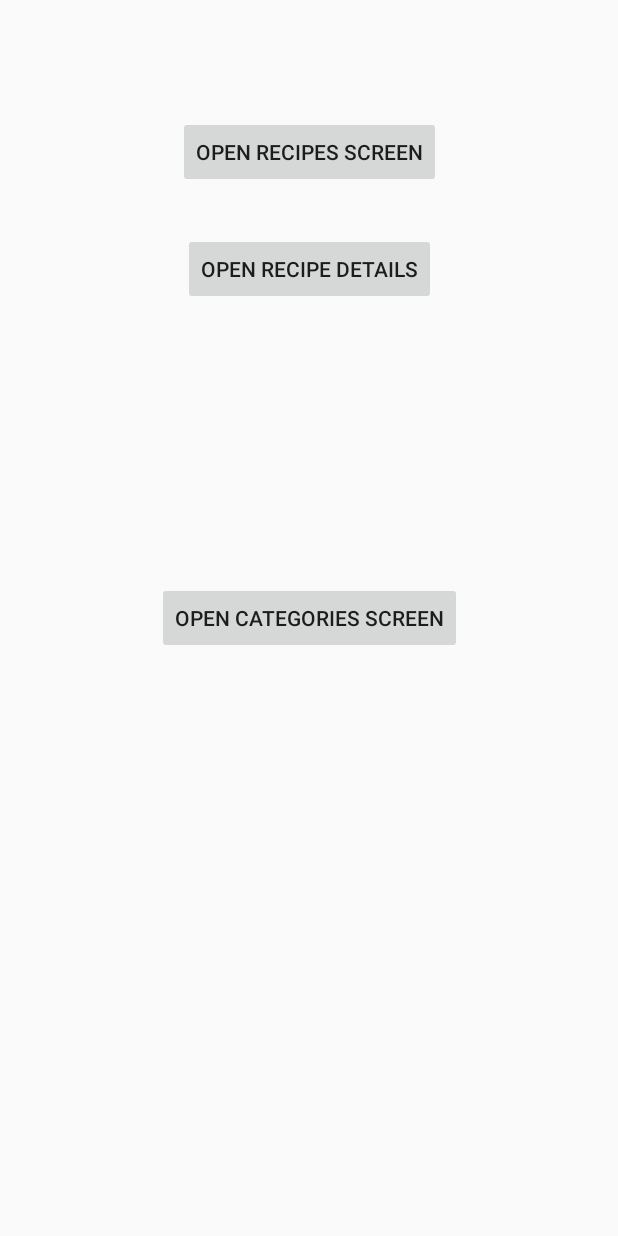
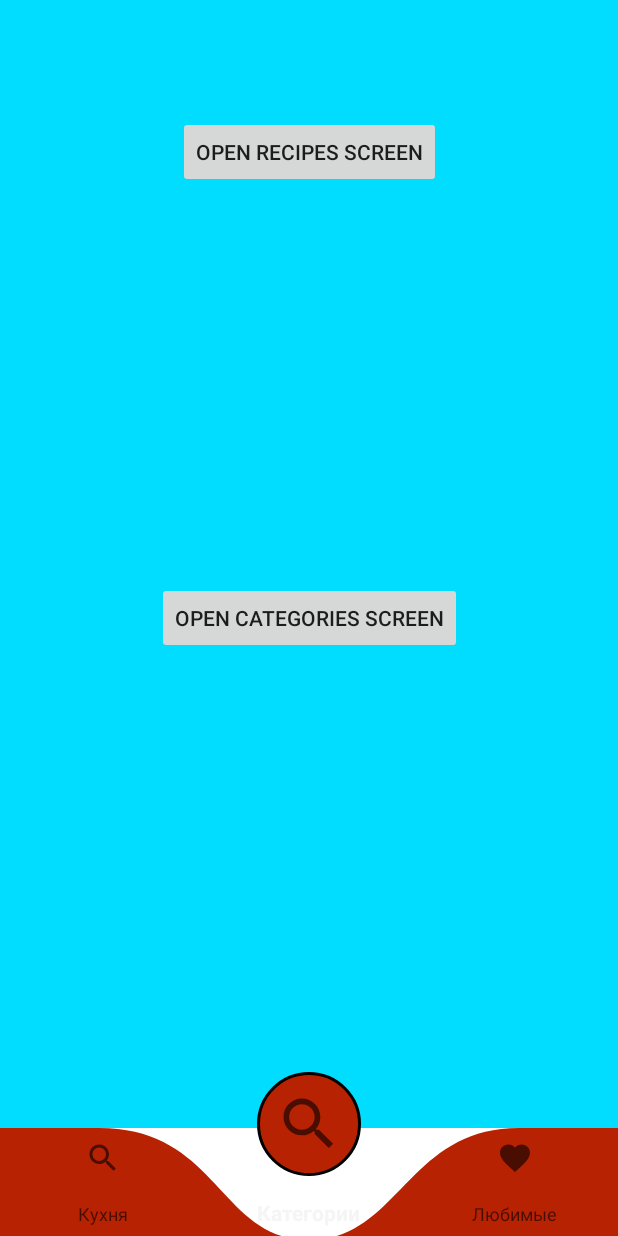
Before and after one commit to AndriiChemer/Recipes---kotlin-koin, an Android app: the screen it shows after launch (MainActivity), on a phone screen of 412 x 824 dp. Run offline under Robolectric (Android 15) with nearby library versions, the phone set to English and light mode, and no system bars; Roboto replaces fonts that are not available here.

Commit message:
Added custom bottom navigation view

```diff
--- /dev/null
+++ b/app/src/main/java/com/artatech/inkbook/recipes/core/ui/custom/bottomnavview/CustomBottomNavView.kt
@@ -0,0 +1,133 @@
+package com.artatech.inkbook.recipes.core.ui.custom.bottomnavview
+
+import android.content.Context
+import android.graphics.*
+import android.util.AttributeSet
+import androidx.core.content.ContextCompat
+import com.artatech.inkbook.recipes.R
+import com.google.android.material.bottomnavigation.BottomNavigationView
+
+class CustomBottomNavView@JvmOverloads constructor(
+    context: Context, attrs: AttributeSet? = null, defStyleAttr: Int = 0
+) : BottomNavigationView(context, attrs, defStyleAttr) {
+
+    private val SECTION_1 = 6f
+    private val SECTION_2 = 2f
+    private val SECTION_3 = 1.2f
+
+    private val mPath = Path()
+    private val mPaint = Paint()
+
+    /** the radius represent the radius of the fab button  */
+    var radius: Int = 0
+
+    // the coordinates of the first curve
+    private val mFirstCurveStartPoint = Point()
+    private val mFirstCurveEndPoint = Point()
+    val  mFirstCurveControlPoint1 = Point()
+    private val mFirstCurveControlPoint2 = Point()
+
+    //the coordinates of the second curve
+    private var mSecondCurveStartPoint = Point()
+    private val mSecondCurveEndPoint = Point()
+    private val mSecondCurveControlPoint1 = Point()
+    private val mSecondCurveControlPoint2 = Point()
+
+    // Navigation bar bounds (width & height)
+    var mNavigationBarWidth: Int = 0
+    var mNavigationBarHeight: Int = 0
+
+    init {
+        radius = 90
+
+        with(mPaint) {
+            style = Paint.Style.FILL_AND_STROKE
+            color = Color.WHITE
+        }
+        setBackgroundColor(ContextCompat.getColor(context, R.color.darkRedColor))
+    }
+
+    override fun onSizeChanged(w: Int, h: Int, oldw: Int, oldh: Int) {
+        super.onSizeChanged(w, h, oldw, oldh)
+        prepareSelected(SECTION_2)
+
+    }
+
+    override fun onDraw(canvas: Canvas?) {
+        super.onDraw(canvas)
+
+        mPath.apply {
+            reset()
+            moveTo(0f, 0f)
+            lineTo(mFirstCurveStartPoint.x.toFloat(), mFirstCurveStartPoint.y.toFloat())
+
+            cubicTo(
+                mFirstCurveControlPoint1.x.toFloat(), mFirstCurveControlPoint1.y.toFloat(),
+                mFirstCurveControlPoint2.x.toFloat(), mFirstCurveControlPoint2.y.toFloat(),
+                mFirstCurveEndPoint.x.toFloat(), mFirstCurveEndPoint.y.toFloat()
+            )
+
+            cubicTo(
+                mSecondCurveControlPoint1.x.toFloat(), mSecondCurveControlPoint1.y.toFloat(),
+                mSecondCurveControlPoint2.x.toFloat(), mSecondCurveControlPoint2.y.toFloat(),
+                mSecondCurveEndPoint.x.toFloat(), mSecondCurveEndPoint.y.toFloat()
+            )
+
+            lineTo(mNavigationBarWidth.toFloat(), 0f)
+            lineTo(mNavigationBarWidth.toFloat(), mNavigationBarHeight.toFloat())
+            lineTo(0f, mNavigationBarHeight.toFloat())
+            close()
+        }
+
+        canvas?.drawPath(mPath, mPaint)
+    }
+
+    private fun prepareSelected(section: Float) {
+        // get width and height of navigation bar
+        // Navigation bar bounds (width & height)
+        val mNavigationBarWidth = width
+        val mNavigationBarHeight = height
+
+        // the coordinates (x,y) of the start point before curve
+        mFirstCurveStartPoint.set((mNavigationBarWidth / section - radius * 2 - radius / 3).toInt(), 0)
+        // the coordinates (x,y) of the end point after curve
+        mFirstCurveEndPoint.set((mNavigationBarWidth / section).toInt(), radius + radius / 4)
+        // same thing for the second curve
+        mSecondCurveStartPoint = mFirstCurveEndPoint
+        mSecondCurveEndPoint.set((mNavigationBarWidth / section + radius * 2 + radius / 3).toInt(), 0)
+
+        // the coordinates (x,y)  of the 1st control point on a cubic curve
+        mFirstCurveControlPoint1.set(
+            mFirstCurveEndPoint.x - radius * 2 + radius,
+            mFirstCurveStartPoint.y
+        )
+        // the coordinates (x,y)  of the 2nd control point on a cubic curve
+        mFirstCurveControlPoint2.set(
+            mFirstCurveEndPoint.x - radius * 2 + radius,
+            mFirstCurveEndPoint.y
+        )
+
+        mSecondCurveControlPoint1.set(
+            mSecondCurveStartPoint.x + radius * 2 - radius,
+            mSecondCurveStartPoint.y
+        )
+        mSecondCurveControlPoint2.set(
+            mSecondCurveEndPoint.x - (radius + radius / 4),
+            mSecondCurveEndPoint.y
+        )
+    }
+
+    fun click(index: Int) {
+        when (index) {
+            1 -> {
+                prepareSelected(SECTION_1)
+            }
+            2 -> {
+                prepareSelected(SECTION_2)
+            }
+            3 -> {
+                prepareSelected(SECTION_3)
+            }
+        }
+    }
+}
--- /dev/null
+++ b/app/src/main/res/drawable/bottom_nav_item_selected.xml
@@ -0,0 +1,9 @@
+<?xml version="1.0" encoding="utf-8"?>
+<shape
+    xmlns:android="http://schemas.android.com/apk/res/android"
+    android:shape="oval">
+
+    <stroke android:color="#000000" android:width="2dp" />
+    <solid android:color="#B72202" />
+
+</shape>
--- a/app/src/main/res/drawable/ic_favorite.xml
+++ b/app/src/main/res/drawable/ic_favorite.xml
@@ -5,6 +5,7 @@
     android:viewportHeight="24"
     android:tint="#EBCD53">
   <path
+      android:name="favorite"
       android:fillColor="@android:color/white"
       android:pathData="M12,21.35l-1.45,-1.32C5.4,15.36 2,12.28 2,8.5 2,5.42 4.42,3 7.5,3c1.74,0 3.41,0.81 4.5,2.09C13.09,3.81 14.76,3 16.5,3 19.58,3 22,5.42 22,8.5c0,3.78 -3.4,6.86 -8.55,11.54L12,21.35z"/>
 </vector>
--- a/app/src/main/res/drawable/ic_search.xml
+++ b/app/src/main/res/drawable/ic_search.xml
@@ -5,6 +5,7 @@
     android:viewportHeight="24"
     android:tint="?attr/colorControlNormal">
   <path
+      android:name="search"
       android:fillColor="@android:color/white"
       android:pathData="M15.5,14h-0.79l-0.28,-0.27C15.41,12.59 16,11.11 16,9.5 16,5.91 13.09,3 9.5,3S3,5.91 3,9.5 5.91,16 9.5,16c1.61,0 3.09,-0.59 4.23,-1.57l0.27,0.28v0.79l5,4.99L20.49,19l-4.99,-5zM9.5,14C7.01,14 5,11.99 5,9.5S7.01,5 9.5,5 14,7.01 14,9.5 11.99,14 9.5,14z"/>
 </vector>
--- /dev/null
+++ b/app/src/main/res/drawable/ic_share.xml
@@ -0,0 +1,11 @@
+<vector xmlns:android="http://schemas.android.com/apk/res/android"
+    android:width="24dp"
+    android:height="24dp"
+    android:viewportWidth="24"
+    android:viewportHeight="24"
+    android:tint="?attr/colorControlNormal">
+  <path
+      android:name="share"
+      android:fillColor="@android:color/white"
+      android:pathData="M18,16.08c-0.76,0 -1.44,0.3 -1.96,0.77L8.91,12.7c0.05,-0.23 0.09,-0.46 0.09,-0.7s-0.04,-0.47 -0.09,-0.7l7.05,-4.11c0.54,0.5 1.25,0.81 2.04,0.81 1.66,0 3,-1.34 3,-3s-1.34,-3 -3,-3 -3,1.34 -3,3c0,0.24 0.04,0.47 0.09,0.7L8.04,9.81C7.5,9.31 6.79,9 6,9c-1.66,0 -3,1.34 -3,3s1.34,3 3,3c0.79,0 1.5,-0.31 2.04,-0.81l7.12,4.16c-0.05,0.21 -0.08,0.43 -0.08,0.65 0,1.61 1.31,2.92 2.92,2.92 1.61,0 2.92,-1.31 2.92,-2.92s-1.31,-2.92 -2.92,-2.92z"/>
+</vector>
--- a/app/src/main/res/layout/activity_main.xml
+++ b/app/src/main/res/layout/activity_main.xml
@@ -1,11 +1,15 @@
 <?xml version="1.0" encoding="utf-8"?>
-<androidx.constraintlayout.widget.ConstraintLayout xmlns:android="http://schemas.android.com/apk/res/android"
+<androidx.coordinatorlayout.widget.CoordinatorLayout xmlns:android="http://schemas.android.com/apk/res/android"
     xmlns:app="http://schemas.android.com/apk/res-auto"
     xmlns:tools="http://schemas.android.com/tools"
     android:layout_width="match_parent"
     android:layout_height="match_parent"
+    android:background="@android:color/holo_blue_bright"
     tools:context=".MainActivity">
 
+    <androidx.constraintlayout.widget.ConstraintLayout
+        android:layout_width="match_parent"
+        android:layout_height="match_parent">
         <Button
             android:id="@+id/openCategoriesButton"
             android:layout_width="wrap_content"
@@ -27,15 +31,58 @@
             app:layout_constraintRight_toRightOf="parent"
             app:layout_constraintTop_toTopOf="parent" />
 
-    <Button
-        android:id="@+id/openRecipeDetailButton"
+        <com.artatech.inkbook.recipes.core.ui.custom.bottomnavview.CustomBottomNavView
+            android:id="@+id/customBottomBar"
+            android:layout_width="match_parent"
+            android:layout_height="72dp"
+            android:background="#B72202"
+            app:layout_constraintBottom_toBottomOf="parent"
+            app:layout_constraintEnd_toEndOf="parent"
+            app:layout_constraintStart_toStartOf="parent"/>
+    </androidx.constraintlayout.widget.ConstraintLayout>
+
+    <RelativeLayout
+        android:id="@+id/lin"
         android:layout_width="wrap_content"
         android:layout_height="wrap_content"
-        android:text="Open recipe details"
-        app:layout_constraintVertical_bias="0.2"
-        app:layout_constraintBottom_toBottomOf="parent"
-        app:layout_constraintLeft_toLeftOf="parent"
-        app:layout_constraintRight_toRightOf="parent"
-        app:layout_constraintTop_toTopOf="parent" />
+        android:layout_margin="40dp"
+        android:background="@drawable/bottom_nav_item_selected"
+        android:layout_gravity="bottom|center">
 
-</androidx.constraintlayout.widget.ConstraintLayout>
+        <ImageView
+            android:id="@+id/fab_share"
+            android:layout_margin="12dp"
+            android:layout_width="45dp"
+            android:layout_height="45dp"
+            android:elevation="6dp"
+            android:layout_centerInParent="true"
+            android:src="@drawable/ic_share"
+            android:visibility="gone"
+            tools:visibility="visible"/>
+
+        <ImageView
+            android:id="@+id/fab_search"
+            android:layout_margin="12dp"
+            android:layout_width="45dp"
+            android:layout_height="45dp"
+            android:elevation="6dp"
+            android:layout_centerInParent="true"
+            android:src="@drawable/ic_search"
+            android:visibility="visible"
+            tools:visibility="visible"/>
+
+        <ImageView
+            android:id="@+id/fab_favorite"
+            android:layout_margin="12dp"
+            android:layout_width="45dp"
+            android:layout_height="45dp"
+            android:elevation="6dp"
+            android:layout_centerInParent="true"
+            android:src="@drawable/ic_favorite"
+            android:visibility="gone"
+            tools:visibility="visible"/>
+    </RelativeLayout>
+
+
+
+</androidx.coordinatorlayout.widget.CoordinatorLayout>
--- /dev/null
+++ b/app/src/main/res/menu/bottom_menu.xml
@@ -0,0 +1,22 @@
+<?xml version="1.0" encoding="utf-8"?>
+<menu xmlns:android="http://schemas.android.com/apk/res/android"
+    xmlns:app="http://schemas.android.com/apk/res-auto">
+    <item
+        android:id="@+id/action_kitchen"
+        android:enabled="true"
+        android:icon="@drawable/ic_search"
+        android:title="Кухня"
+        app:showAsAction="ifRoom"/>
+    <item
+        android:id="@+id/action_categories"
+        android:enabled="true"
+        android:icon="@drawable/ic_share"
+        android:title="Категории"
+        app:showAsAction="ifRoom"/>
+    <item
+        android:id="@+id/action_favorite"
+        android:enabled="true"
+        android:icon="@drawable/ic_favorite"
+        android:title="Любимые"
+        app:showAsAction="ifRoom"/>
+</menu>
--- a/app/src/main/res/values/colors.xml
+++ b/app/src/main/res/values/colors.xml
@@ -11,6 +11,7 @@
     <color name="goldColor">#EBCD53</color>
     <color name="blackColor">#000000</color>
     <color name="whiteColor">#ffffff</color>
+    <color name="darkRedColor">#B72202</color>
 
 
 
```
Also changed, not shown: app/src/main/java/com/artatech/inkbook/recipes/MainActivity.kt (+42 -1 lines), app/src/main/java/com/artatech/inkbook/recipes/ui/recipedetail/presentation/RecipeDetailActivity.kt (+6 -2 lines), app/src/main/res/drawable/custom_share_button.xml (added, +17 -0 lines), app/src/main/res/layout/activity_recipe_detail.xml (+13 -7 lines), app/src/main/res/menu/toolbar_options.xml (deleted, +0 -12 lines), 1 other file. Lines whose indentation alone changed are shown as unchanged.
